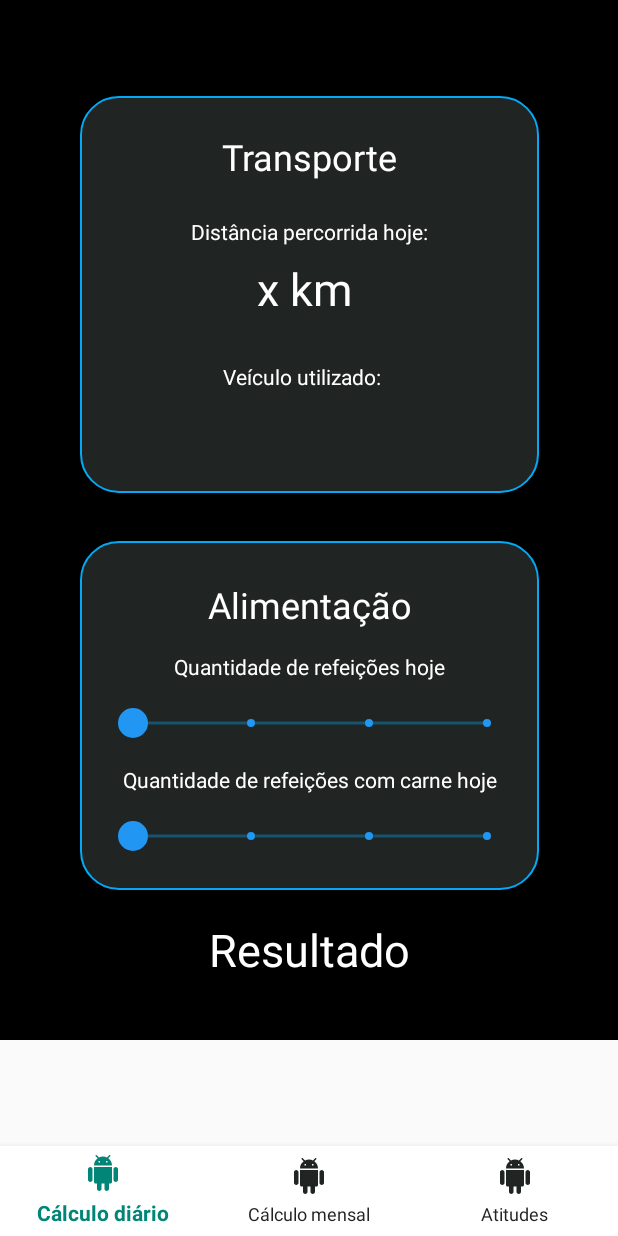
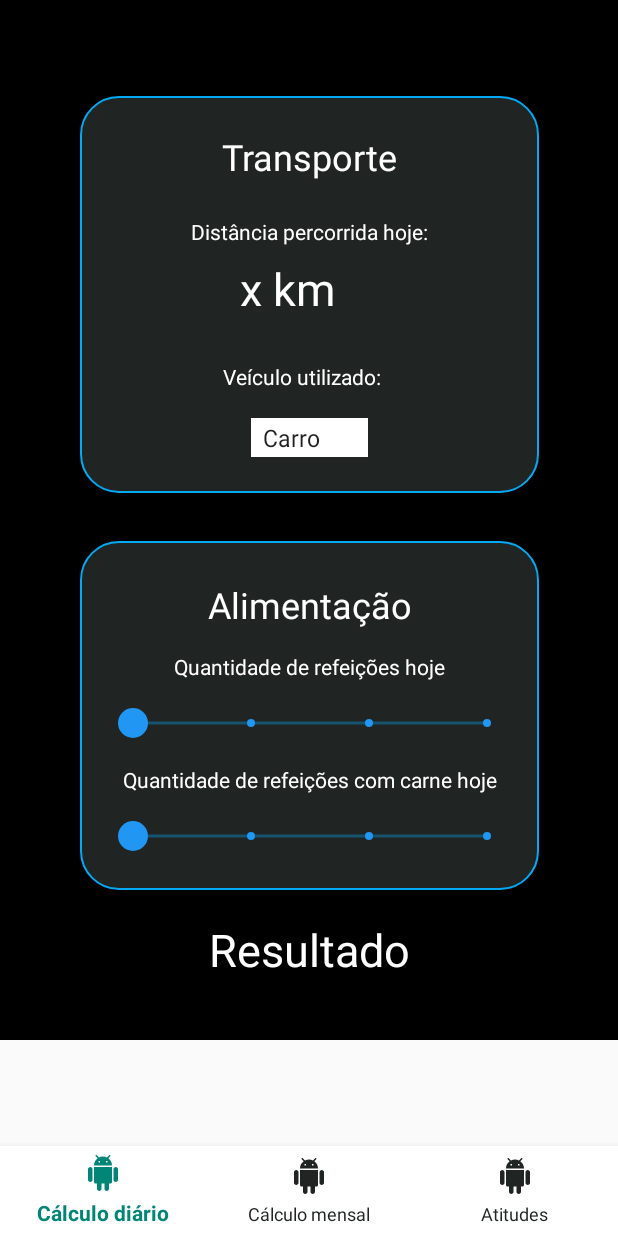
Before and after one commit to gabrbfreire/ProjCalcCarbono, an Android app: the CalcDiario screen opened directly, with no data from a screen before it, on a phone screen of 412 x 824 dp. Run offline under Robolectric (Android 15) with nearby library versions, the phone set to English and light mode, and no system bars; 1 statement that could not run was skipped.

Commit message:
calcDist

```diff
--- a/app/src/main/java/com/example/projcalccarbono/CalcDiario.java
+++ b/app/src/main/java/com/example/projcalccarbono/CalcDiario.java
@@ -34,7 +34,7 @@ public class CalcDiario extends AppCompatActivity {
 
     int PERMISSION_ID = 44;
     FusedLocationProviderClient mFusedLocationClient;
-    TextView textView1, textView2;
+    TextView textView1, textView2, textView8;
     ArrayList<Double> latitudes = new ArrayList<Double>();
     ArrayList<Double> longitudes = new ArrayList<Double>();
 
@@ -64,6 +64,7 @@ public class CalcDiario extends AppCompatActivity {
 
         textView1 = findViewById(R.id.textView1);
         textView2 = findViewById(R.id.textView2);
+        textView8 = findViewById(R.id.textView8);
         mFusedLocationClient = LocationServices.getFusedLocationProviderClient(this);
 
 
@@ -73,23 +74,19 @@ public class CalcDiario extends AppCompatActivity {
             public void run() {
                 getLastLocation();
 
-
-
                 handler.postDelayed(this, 2000);
             }
         }, 1);
 
 
 
-
-
-//        Spinner spinner = findViewById(R.id.spinner);
-//        Create an ArrayAdapter using the string array and a default spinner layout;
-//        ArrayAdapter<CharSequence> adapter = ArrayAdapter.createFromResource(this, R.array.vehicles, android.R.layout.simple_spinner_item);
-//        Specify the layout to use when the list of choices appears;
-//        adapter.setDropDownViewResource(android.R.layout.simple_spinner_dropdown_item);
-//        Apply the adapter to the spinner
-//        spinner.setAdapter(adapter);
+        Spinner spinner = findViewById(R.id.spinner);
+        //Create an ArrayAdapter using the string array and a default spinner layout;
+        ArrayAdapter<CharSequence> adapter = ArrayAdapter.createFromResource(this, R.array.vehicles, android.R.layout.simple_spinner_item);
+        //Specify the layout to use when the list of choices appears;
+        adapter.setDropDownViewResource(android.R.layout.simple_spinner_dropdown_item);
+        //Apply the adapter to the spinner
+        spinner.setAdapter(adapter);
 
     }
 
@@ -119,8 +116,8 @@ public class CalcDiario extends AppCompatActivity {
                                     longitudes.add(location.getLongitude());
 
 
-                                    textView1.setText(location.getLatitude()+"");
-                                    textView2.setText(location.getLongitude()+"");
+//                                    textView1.setText(location.getLatitude()+"");
+//                                    textView2.setText(location.getLongitude()+"");
 
                                     StringBuffer sb = new StringBuffer();
 
@@ -129,10 +126,13 @@ public class CalcDiario extends AppCompatActivity {
                                         sb.append(" ");
                                     }
 
-                                    String str = latitudes.toString();
+
+                                    Double str = calcDist();
+
+                                    textView8.setText(str+" km");
 
                                     Context context = getApplicationContext();
-                                    CharSequence text = str;
+                                    CharSequence text = str.toString();
                                     int duration = Toast.LENGTH_SHORT;
 
                                     Toast toast = Toast.makeText(context, text, duration);
@@ -221,9 +221,10 @@ public class CalcDiario extends AppCompatActivity {
     }
 
     public double calcDist(){
+        if(latitudes.size()>5) {
             double d = 0;
 
-        for(int i = 0;i < latitudes.size(); i++) {
+            for (int i = 0; i < latitudes.size()-1; i++) {
                 double R = 6371e3; // metres
                 double φ1 = Math.toRadians(latitudes.get(i));
                 double φ2 = Math.toRadians(latitudes.get(i + 1));
@@ -235,7 +236,9 @@ public class CalcDiario extends AppCompatActivity {
 
                 d = d + (R * c);
             }
-
             return d;
+        }else{
+            return 1;
         }
     }
+}
--- a/app/src/main/res/layout/activity_calc_diario.xml
+++ b/app/src/main/res/layout/activity_calc_diario.xml
@@ -60,7 +60,7 @@
 
                 <TextView
                     android:id="@+id/textView8"
-                    android:layout_width="71dp"
+                    android:layout_width="94dp"
                     android:layout_height="45dp"
                     android:layout_marginTop="8dp"
                     android:text="x km"
```
Lines whose indentation alone changed are shown as unchanged.
